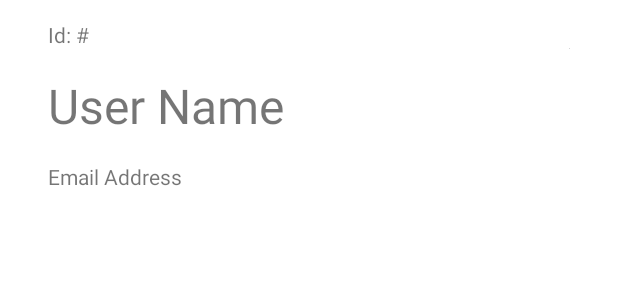
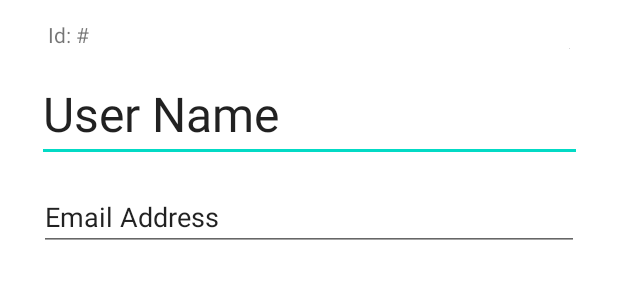
Before and after one commit to jasonnyland/UsersDemo, an Android app: the layout activity_user_details.xml on its own in the app's theme, with its tools: preview values and no code run, on a phone screen of 412 x 824 dp. Shown: the top 300 px of the screen. Run offline under Robolectric (Android 15) with nearby library versions, the phone set to English and light mode, and no system bars.

Commit message:
implemented edit profile feature

```diff
--- a/app/src/main/java/com/example/usersdemo/LoginActivity.java
+++ b/app/src/main/java/com/example/usersdemo/LoginActivity.java
@@ -31,7 +31,7 @@ public class LoginActivity extends AppCompatActivity {
     protected void onCreate(Bundle savedInstanceState) {
         super.onCreate(savedInstanceState);
 
-        setContentView(R.layout.activity_main);
+        setContentView(R.layout.activity_login);
 
         mAuth = FirebaseAuth.getInstance();
         loginEmail = findViewById(R.id.loginEmail);
--- a/app/src/main/res/layout/activity_user_details.xml
+++ b/app/src/main/res/layout/activity_user_details.xml
@@ -4,16 +4,19 @@
     xmlns:tools="http://schemas.android.com/tools"
     android:layout_width="match_parent"
     android:layout_height="match_parent"
+    android:visibility="visible"
     tools:context=".UserDetailsActivity">
 
-    <TextView
+    <EditText
         android:id="@+id/detailsName"
-        android:layout_width="wrap_content"
-        android:layout_height="wrap_content"
+        android:layout_width="363dp"
+        android:layout_height="59dp"
         android:layout_marginStart="32dp"
         android:layout_marginTop="16dp"
+        android:layout_marginEnd="32dp"
         android:text="User Name"
         android:textSize="32sp"
+        app:layout_constraintEnd_toEndOf="parent"
         app:layout_constraintStart_toStartOf="parent"
         app:layout_constraintTop_toBottomOf="@+id/avatarView" />
 
@@ -29,13 +32,15 @@
         app:layout_constraintTop_toTopOf="parent"
         app:layout_constraintVertical_bias="1.0" />
 
-    <TextView
+    <EditText
         android:id="@+id/detailsEmail"
-        android:layout_width="wrap_content"
-        android:layout_height="wrap_content"
+        android:layout_width="360dp"
+        android:layout_height="43dp"
         android:layout_marginStart="32dp"
         android:layout_marginTop="16dp"
+        android:layout_marginEnd="32dp"
         android:text="Email Address"
+        app:layout_constraintEnd_toEndOf="parent"
         app:layout_constraintStart_toStartOf="parent"
         app:layout_constraintTop_toBottomOf="@+id/detailsName" />
 
@@ -48,4 +53,16 @@
         app:layout_constraintEnd_toEndOf="parent"
         app:layout_constraintTop_toTopOf="parent"
         tools:srcCompat="@tools:sample/avatars" />
+
+    <Button
+        android:id="@+id/saveButton"
+        android:layout_width="wrap_content"
+        android:layout_height="wrap_content"
+        android:layout_marginStart="32dp"
+        android:layout_marginTop="16dp"
+        android:enabled="false"
+        android:text="Save"
+        android:visibility="invisible"
+        app:layout_constraintStart_toStartOf="parent"
+        app:layout_constraintTop_toBottomOf="@+id/detailsEmail" />
 </androidx.constraintlayout.widget.ConstraintLayout>
```
Also changed, not shown: app/src/main/java/com/example/usersdemo/UserDetailsActivity.java (+24 -0 lines), app/src/main/java/com/example/usersdemo/UserListActivity.java (+26 -24 lines), app/src/main/res/layout/activity_login.xml (renamed from app/src/main/res/layout/activity_main.xml).
